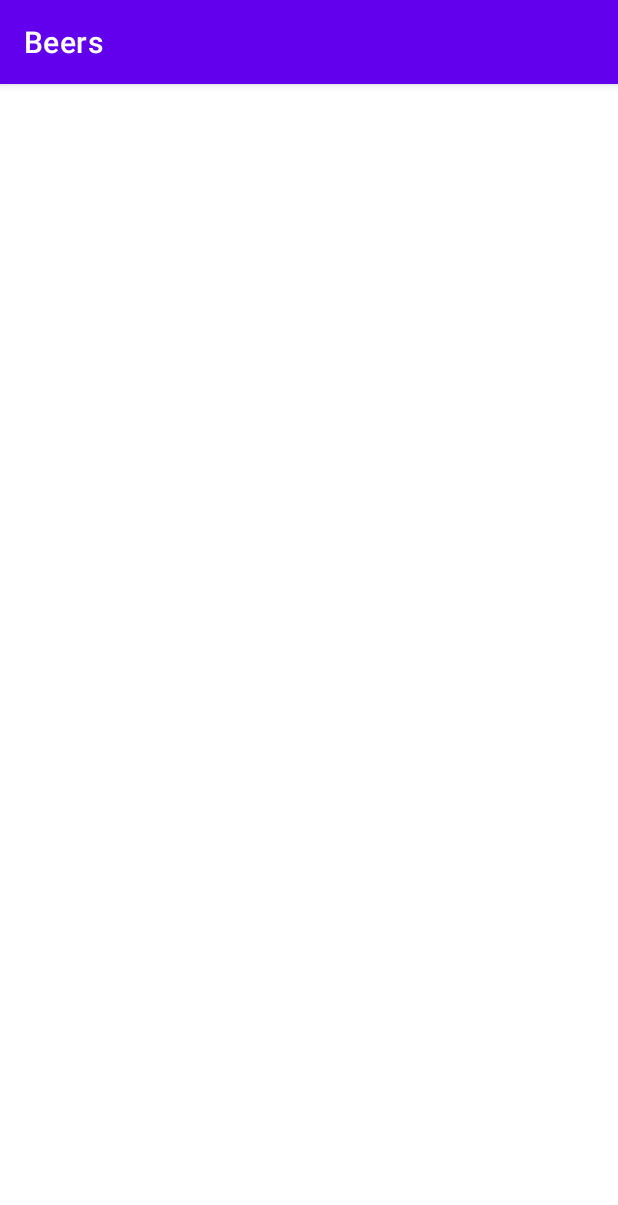
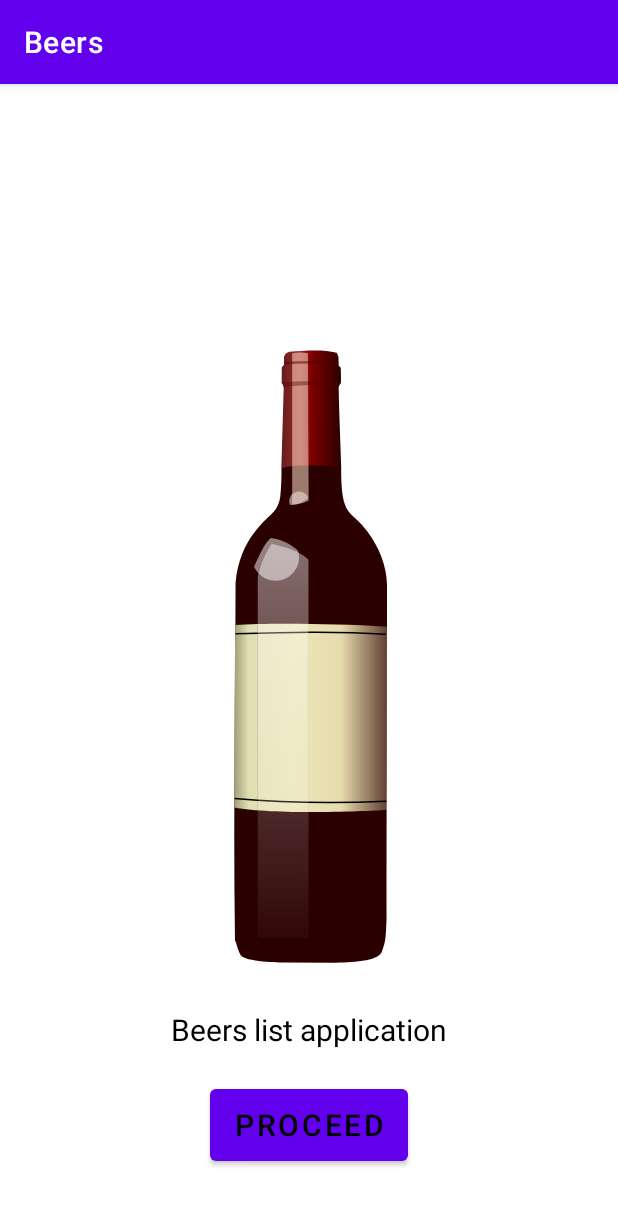
Before and after one commit to KarthickCk/Beers, an Android app: the screen it shows after launch (MainActivity), on a phone screen of 412 x 824 dp. Shown: the top 1205 px of the screen. Run offline under Robolectric (Android 15) with nearby library versions, the phone set to English and light mode, and no system bars; our stand-ins replace Dagger/Hilt's generated code.

Commit message:
chore: ui clean up

```diff
--- a/app/src/main/java/com/app/jumpingmind/MainActivity.kt
+++ b/app/src/main/java/com/app/jumpingmind/MainActivity.kt
@@ -2,7 +2,10 @@ package com.app.jumpingmind
 
 import androidx.appcompat.app.AppCompatActivity
 import android.os.Bundle
+import android.view.View
+import android.widget.Button
 import androidx.core.splashscreen.SplashScreen.Companion.installSplashScreen
+import androidx.navigation.findNavController
 import dagger.hilt.android.AndroidEntryPoint
 
 @AndroidEntryPoint
@@ -12,5 +15,9 @@ class MainActivity : AppCompatActivity() {
         super.onCreate(savedInstanceState)
         installSplashScreen()
         setContentView(R.layout.activity_main)
+        findViewById<Button>(R.id.proceed_button).setOnClickListener {
+            findNavController(R.id.nav_host_container).setGraph(R.navigation.nav_rates)
+            it.visibility = View.GONE
+        }
     }
 }
--- /dev/null
+++ b/app/src/main/res/drawable/ic_winebottle.xml
@@ -0,0 +1,63 @@
+<vector android:height="425.1932dp" android:viewportHeight="425.97"
+    android:viewportWidth="104.19" android:width="104dp"
+    xmlns:aapt="http://schemas.android.com/aapt" xmlns:android="http://schemas.android.com/apk/res/android">
+    <path android:pathData="m33.72,84.79c11.29,-1.6 25.04,-1.83 39.87,0.38 -0.46,-17.26 -1.35,-35.83 -1.71,-53.92 0.1,-1.85 1.29,-2.25 1.55,-3.47 0.08,-3.62 -0.04,-6.32 -0.13,-9.62 -0.03,-0.91 -1.51,-1.47 -1.46,-2.14 0.12,-2.54 -0.1,-5.54 -0.1,-5.54 -0.24,-0.5 -0.34,-0.64 -0.52,-1.12 -0.16,-0.4 -0.14,-1.19 -0.78,-1.49 -7.97,-2.36 -20.77,-1.65 -31.44,-0.7 -2.36,0.62 -3.45,2.02 -3.62,3.99l0.06,4.67 -1.51,1.64 -0.09,10.42c0.56,0.99 1.27,1.66 1.35,3.6l-1.56,53.22 0.06,0.06h0.06,-0.03l-0,0z">
+        <aapt:attr name="android:fillColor">
+            <gradient android:endX="73.59" android:endY="-53.32"
+                android:startX="29.88" android:startY="-53.32" android:type="linear">
+                <item android:color="#FF501616" android:offset="0"/>
+                <item android:color="#FFA02C2C" android:offset="0.37"/>
+                <item android:color="#FF800000" android:offset="0.54"/>
+                <item android:color="#FF2B0000" android:offset="1"/>
+            </gradient>
+        </aapt:attr>
+    </path>
+    <path android:fillColor="#2b0000" android:pathData="m28.68,113.9c2.18,-2.45 3.8,-6.17 4.25,-10.24 1.01,-9.16 0.76,-19.11 0.76,-19.11 10.47,-2.29 26.5,-2.2 39.89,0.08 -0.12,34.85 6.63,27.41 17.72,42.85 7.5,10.08 12.71,22.56 12.89,35.26 0.01,74.69 -0.33,147.69 -0.32,223.88 -0.38,6.19 -0.19,13.24 -2.18,18.28 -0.38,0.96 -0.59,1.94 -0.94,2.85 -2.54,6.61 -20.9,7.19 -32.88,7.29l-31.56,-0.1s-23.87,-0.12 -29.22,-4.24c-1.36,-1.05 -3.17,-6.76 -3.77,-9.29 -0.19,-0.79 -0.67,-0.59 -0.67,-0.59l0,-1.87c-1.2,-79.74 0.27,-158.21 0.4,-237.32 2.68,-30.26 21.36,-42.6 25.62,-47.73h0z"/>
+    <path android:fillAlpha="0.5" android:fillColor="#fff"
+        android:pathData="m52,106.99c0,3.62 -2.93,6.55 -6.55,6.55 -3.62,0 -6.55,-2.93 -6.55,-6.55 0,-3.62 2.93,-6.55 6.55,-6.55 3.62,0 6.55,2.93 6.55,6.55z" android:strokeAlpha="0.5"/>
+    <path android:fillAlpha="0.5" android:fillColor="#fff"
+        android:pathData="m45.43,144.45c0,8.65 -7.01,15.66 -15.66,15.66 -8.65,0 -15.66,-7.01 -15.66,-15.66 0,-8.65 7.01,-15.66 15.66,-15.66 8.65,0 15.66,7.01 15.66,15.66z" android:strokeAlpha="0.5"/>
+    <path android:fillAlpha="0.541998" android:fillColor="#ffe1cc"
+        android:pathData="m40.86,8.13c3.5,-0.52 7,-0.55 10.5,0l0.5,96.56c-3.33,2.91 -7.11,4.15 -11,4.99l0,-101.56z" android:strokeAlpha="0.6"/>
+    <path android:fillColor="#2b0000" android:pathData="m26.75,131.57c10.65,1.76 14.56,5.48 20.5,10.61v254.14l35.62,0.51 -20,-280.15 -8.59,-11.36c-4.09,2.63 -9.43,4.01 -14.66,4.14 -5.88,0.15 -25.27,21.89 -32.06,43.59 3.52,17.73 10.84,-16.44 19.19,-21.47z"/>
+    <path android:pathData="m104.19,190.74c0.01,74.69 -0.2,46.08 -0.19,122.27 -5.17,0.83 -73.93,3.6 -101.7,-1.62 -0.22,-31.1 -0.21,-75.21 0.67,-121.79 20.67,-1.25 64.01,-1.09 101.22,1.13z">
+        <aapt:attr name="android:fillColor">
+            <gradient android:endX="116.69" android:endY="-53.32"
+                android:startX="-14.6" android:startY="-53.32" android:type="linear">
+                <item android:color="#D7362E0F" android:offset="0"/>
+                <item android:color="#FFDFDFB3" android:offset="0.2"/>
+                <item android:color="#FFEBE6B6" android:offset="0.43"/>
+                <item android:color="#FFE7DCAF" android:offset="0.67"/>
+                <item android:color="#00DED2A6" android:offset="1"/>
+            </gradient>
+        </aapt:attr>
+    </path>
+    <path android:fillColor="#00000000"
+        android:pathData="m3.05,195.47c32.73,-0.96 66.54,-1.88 100.36,0.36"
+        android:strokeColor="#000" android:strokeWidth="1"/>
+    <path android:fillColor="#00000000"
+        android:pathData="m2.33,305.47c32.81,2.84 66.71,3.23 101.43,1.79"
+        android:strokeColor="#000" android:strokeWidth="1"/>
+    <path android:fillAlpha="0.5"
+        android:pathData="m27.12,135.26c10.19,2.38 19.16,5.42 24.64,10.83v252.55h-33.93v-241.32c2.15,-9.44 5,-15.77 9.29,-22.06z"
+        android:strokeAlpha="0.5" android:strokeWidth=".2">
+        <aapt:attr name="android:fillColor">
+            <gradient android:endX="-398.02" android:endY="416.49"
+                android:startX="-398.02" android:startY="89.65" android:type="linear">
+                <item android:color="#FFFFFFFF" android:offset="0"/>
+                <item android:color="#00FFFFFF" android:offset="1"/>
+            </gradient>
+        </aapt:attr>
+        <aapt:attr name="android:strokeColor">
+            <gradient android:endX="69.71" android:endY="-53.32"
+                android:startX="-0.1" android:startY="-53.32" android:type="linear">
+                <item android:color="#FF000000" android:offset="0"/>
+                <item android:color="#00000000" android:offset="1"/>
+            </gradient>
+        </aapt:attr>
+    </path>
+    <path android:fillAlpha="0.5" android:fillColor="#500"
+        android:pathData="m35.5,13.81c11.91,-0.64 23.96,-0.71 36.21,0v1.92c-12.23,-0.81 -24.31,-0.88 -36.21,0v-1.92z" android:strokeAlpha="0.5"/>
+    <path android:fillAlpha="0.4" android:fillColor="#500"
+        android:pathData="m33.83,27.9c13.27,-1.69 29.33,-1.02 39.6,0 -0.09,0.44 -1.45,1.88 -1.47,2.8 -11.71,-1.53 -24.5,-1.75 -36.81,0 -0.03,-1.3 -0.8,-1.94 -1.32,-2.8z" android:strokeAlpha="0.4"/>
+</vector>
--- a/app/src/main/res/layout/activity_main.xml
+++ b/app/src/main/res/layout/activity_main.xml
@@ -5,6 +5,40 @@
     android:layout_width="match_parent"
     android:layout_height="match_parent"
     tools:context=".MainActivity">
+
+    <ImageView
+        android:id="@+id/wine_image"
+        android:layout_width="wrap_content"
+        android:layout_height="wrap_content"
+        android:src="@drawable/ic_winebottle"
+        app:layout_constraintBottom_toBottomOf="parent"
+        app:layout_constraintEnd_toEndOf="parent"
+        app:layout_constraintStart_toStartOf="parent"
+        app:layout_constraintTop_toTopOf="parent" />
+
+    <TextView
+        android:id="@+id/description"
+        android:layout_width="wrap_content"
+        android:layout_height="wrap_content"
+        android:layout_marginTop="20dp"
+        android:text="@string/beer_app_description"
+        android:textColor="@color/black"
+        android:textSize="20sp"
+        app:layout_constraintEnd_toEndOf="parent"
+        app:layout_constraintStart_toStartOf="parent"
+        app:layout_constraintTop_toBottomOf="@id/wine_image" />
+
+    <Button
+        android:id="@+id/proceed_button"
+        android:layout_width="wrap_content"
+        android:layout_height="60dp"
+        android:layout_marginTop="20dp"
+        android:text="@string/btn_proceed"
+        android:textColor="@color/black"
+        android:textSize="20sp"
+        app:layout_constraintEnd_toEndOf="parent"
+        app:layout_constraintStart_toStartOf="parent"
+        app:layout_constraintTop_toBottomOf="@id/description" />
 
     <androidx.fragment.app.FragmentContainerView
         android:id="@+id/nav_host_container"
@@ -16,8 +50,7 @@
         app:layout_constraintBottom_toBottomOf="parent"
         app:layout_constraintEnd_toEndOf="parent"
         app:layout_constraintStart_toStartOf="parent"
-        app:layout_constraintTop_toTopOf="parent"
-        app:navGraph="@navigation/nav_rates" />
+        app:layout_constraintTop_toTopOf="parent" />
 
 
 </androidx.constraintlayout.widget.ConstraintLayout>
--- a/app/src/main/res/layout/layout_beer_list.xml
+++ b/app/src/main/res/layout/layout_beer_list.xml
@@ -2,7 +2,8 @@
 <androidx.constraintlayout.widget.ConstraintLayout xmlns:android="http://schemas.android.com/apk/res/android"
     xmlns:app="http://schemas.android.com/apk/res-auto"
     android:layout_width="match_parent"
-    android:layout_height="match_parent">
+    android:layout_height="match_parent"
+    android:background="@color/white">
 
     <androidx.recyclerview.widget.RecyclerView
         android:id="@+id/beers_list"
--- a/app/src/main/res/values/strings.xml
+++ b/app/src/main/res/values/strings.xml
@@ -1,3 +1,5 @@
 <resources>
     <string name="app_name">Beers</string>
+    <string name="beer_app_description">Beers list application</string>
+    <string name="btn_proceed">Proceed</string>
 </resources>
```
